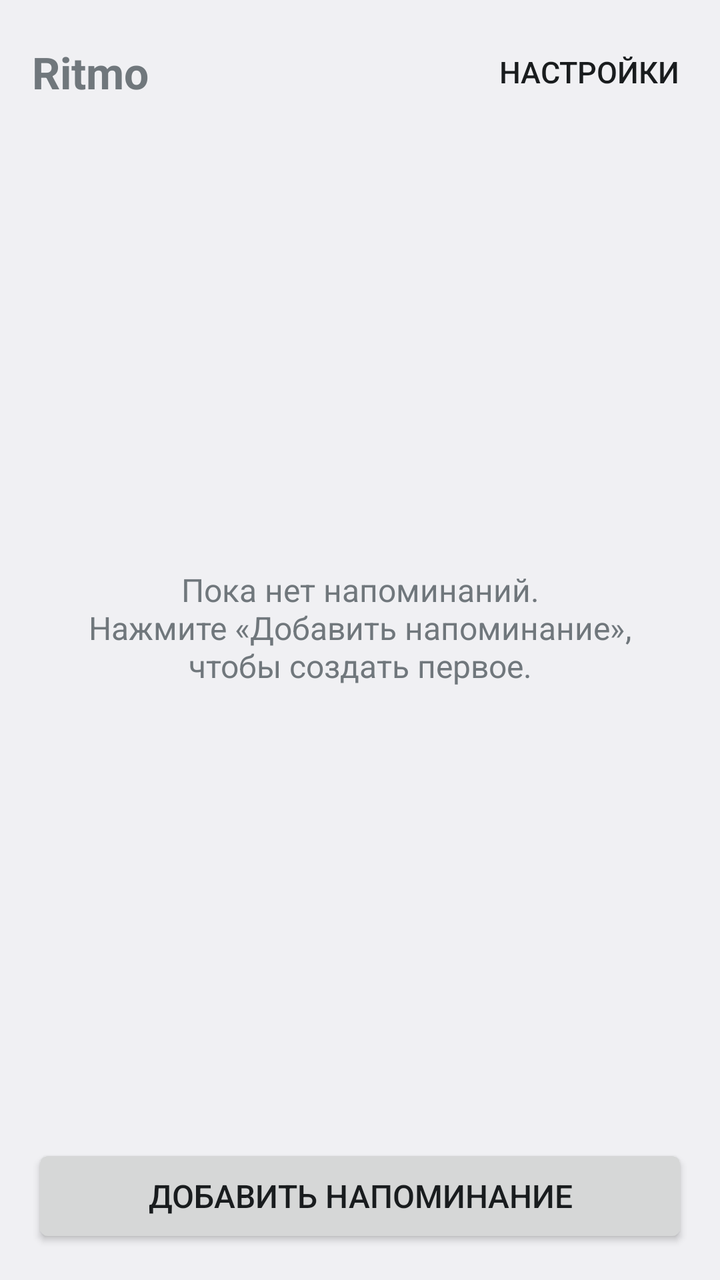
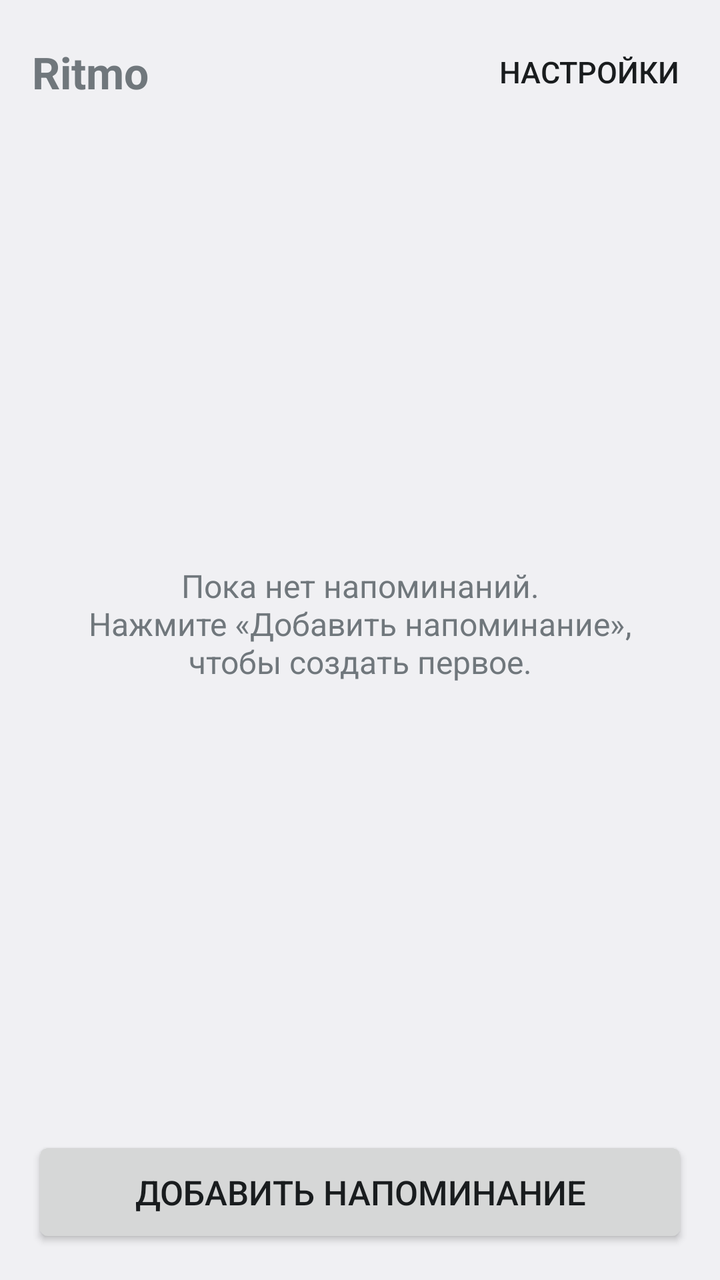

Screens rendered from an Android XML layout before and after an edit, with the pre-edit source and the edit as a unified diff.
<!-- AndroidManifest.xml: application theme Theme.Ritmo -->
<!-- res/layout/activity_main.xml -->
<?xml version="1.0" encoding="utf-8"?>
<LinearLayout xmlns:android="http://schemas.android.com/apk/res/android"
    android:id="@+id/root"
    android:layout_width="match_parent"
    android:layout_height="match_parent"
    android:orientation="vertical">

    <LinearLayout
        android:layout_width="match_parent"
        android:layout_height="wrap_content"
        android:gravity="center_vertical"
        android:orientation="horizontal"
        android:paddingStart="16dp"
        android:paddingEnd="8dp"
        android:paddingTop="12dp"
        android:paddingBottom="4dp">

        <TextView
            android:layout_width="0dp"
            android:layout_height="wrap_content"
            android:layout_weight="1"
            android:text="@string/app_name"
            android:textSize="22sp"
            android:textStyle="bold" />

        <Button
            android:id="@+id/settings_button"
            style="?android:attr/borderlessButtonStyle"
            android:layout_width="wrap_content"
            android:layout_height="wrap_content"
            android:minHeight="48dp"
            android:text="@string/settings"
            android:textSize="15sp" />
    </LinearLayout>

    <FrameLayout
        android:layout_width="match_parent"
        android:layout_height="0dp"
        android:layout_weight="1">

        <ListView
            android:id="@+id/reminder_list"
            android:layout_width="match_parent"
            android:layout_height="match_parent"
            android:divider="?android:attr/listDivider"
            android:dividerHeight="1dp"
            android:paddingTop="4dp"
            android:paddingBottom="4dp" />

        <TextView
            android:id="@+id/empty_view"
            android:layout_width="match_parent"
            android:layout_height="match_parent"
            android:gravity="center"
            android:padding="32dp"
            android:text="@string/empty_list"
            android:textSize="16sp" />
    </FrameLayout>

    <Button
        android:id="@+id/add_button"
        android:layout_width="match_parent"
        android:layout_height="wrap_content"
        android:layout_marginStart="16dp"
        android:layout_marginEnd="16dp"
        android:layout_marginTop="8dp"
        android:layout_marginBottom="16dp"
        android:minHeight="52dp"
        android:text="@string/add_reminder"
        android:textSize="16sp" />

</LinearLayout>
<!-- resources referenced by this layout -->
<resources>
  <string name="add_reminder">Добавить напоминание</string>
  <string name="app_name">Ritmo</string>
  <string name="empty_list">Пока нет напоминаний.\nНажмите «Добавить напоминание», чтобы создать первое.</string>
  <string name="settings">Настройки</string>
  <style name="Theme.Ritmo" parent="@android:style/Theme.DeviceDefault.Light">
          <item name="android:windowActionBar">false</item>
          <item name="android:windowNoTitle">true</item>
          <item name="android:windowBackground">?android:attr/colorBackground</item>
          <item name="android:statusBarColor">?android:attr/colorBackground</item>
          <item name="android:navigationBarColor">@android:color/black</item>
          <item name="android:windowLightStatusBar">true</item>
      </style>
</resources>

<!-- the commit's change to res/layout/activity_main.xml (unified diff, before → after) -->
@@ -65,8 +65,8 @@
         android:layout_marginEnd="16dp"
         android:layout_marginTop="8dp"
         android:layout_marginBottom="16dp"
-        android:minHeight="52dp"
+        android:minHeight="56dp"
         android:text="@string/add_reminder"
-        android:textSize="16sp" />
+        android:textSize="17sp" />
 
 </LinearLayout>
